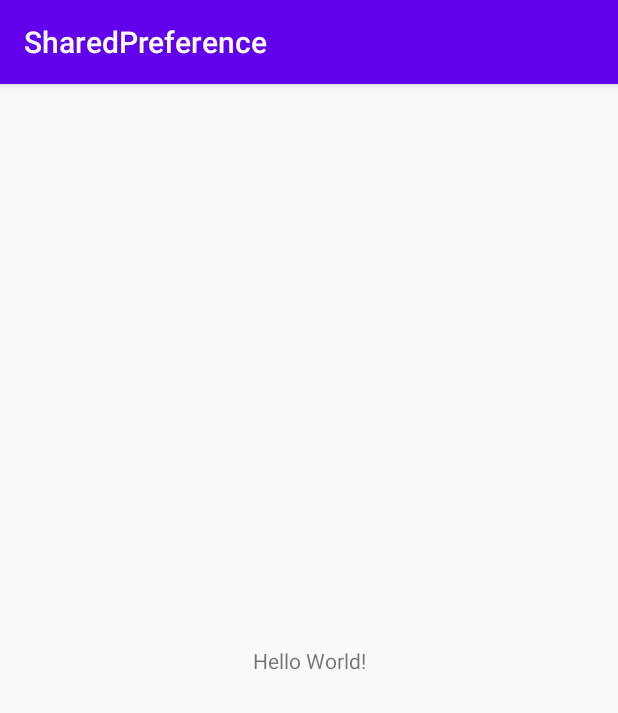
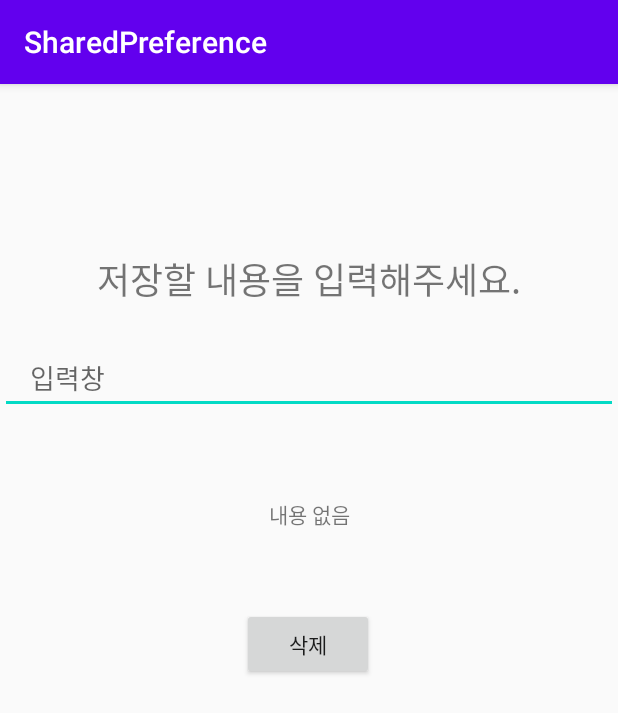
Before and after one commit to HanYeop/AndroidStudio-Practice, an Android app: the screen it shows after launch (MainActivity), on a phone screen of 412 x 824 dp. Shown: the top 713 px of the screen. Run offline under Robolectric (Android 15) with nearby library versions, the phone set to English and light mode, and no system bars.

Commit message:
테스트 완료

```diff
--- a/SharedPreference/app/src/main/java/org/techtown/sharedpreference/MainActivity.kt
+++ b/SharedPreference/app/src/main/java/org/techtown/sharedpreference/MainActivity.kt
@@ -2,11 +2,51 @@ package org.techtown.sharedpreference
 
 import androidx.appcompat.app.AppCompatActivity
 import android.os.Bundle
+import android.text.Editable
+import android.text.TextWatcher
+import androidx.core.widget.addTextChangedListener
+import kotlinx.android.synthetic.main.activity_main.*
 
 class MainActivity : AppCompatActivity() {
     override fun onCreate(savedInstanceState: Bundle?) {
         super.onCreate(savedInstanceState)
         setContentView(R.layout.activity_main)
 
+        // 모드 0 = Context.MODE_PRIVATE
+        val pref = this.getPreferences(0)
+//        val pref = this.getSharedPreferences("a",0) // 여러개 쓸때
+        val editor = pref.edit()
+
+        // Save 키를 가진 값 불러옴
+        textView2.text = pref.getString("Save","내용 없음")
+
+        // Save 키를 가진 값 삭제
+        button.setOnClickListener {
+            editor.remove("Save").apply()
+            textView2.text = pref.getString("Save","저장된 값 없음")
+        }
+
+        editText.addTextChangedListener(object : TextWatcher{
+            // 입력 후에 작동
+            override fun afterTextChanged(p0: Editable?) {
+                // 텍스트가 바뀌면 Save 키에 값 넣음
+                editor.putString("Save",editText.text.toString()).apply()
+                // Save 키를 가진 값 불러옴
+                textView2.text = pref.getString("Save","내용 없음")
+            }
+
+            // 입력 전에 작동
+            override fun beforeTextChanged(p0: CharSequence?, p1: Int, p2: Int, p3: Int) {
+
+            }
+
+            // 텍스트 변화 시 작동
+            override fun onTextChanged(p0: CharSequence?, p1: Int, p2: Int, p3: Int) {
+
+            }
+        })
+
+
+
     }
 }
--- a/SharedPreference/app/src/main/res/layout/activity_main.xml
+++ b/SharedPreference/app/src/main/res/layout/activity_main.xml
@@ -7,12 +7,49 @@
     tools:context=".MainActivity">
 
     <TextView
+        android:id="@+id/textView"
         android:layout_width="wrap_content"
         android:layout_height="wrap_content"
-        android:text="Hello World!"
-        app:layout_constraintBottom_toBottomOf="parent"
-        app:layout_constraintLeft_toLeftOf="parent"
-        app:layout_constraintRight_toRightOf="parent"
+        android:layout_marginTop="112dp"
+        android:text="저장할 내용을 입력해주세요."
+        app:layout_constraintEnd_toEndOf="parent"
+        android:textSize="24sp"
+        app:layout_constraintHorizontal_bias="0.498"
+        app:layout_constraintStart_toStartOf="parent"
         app:layout_constraintTop_toTopOf="parent" />
 
+    <EditText
+        android:id="@+id/editText"
+        android:layout_width="match_parent"
+        android:layout_height="wrap_content"
+        android:layout_marginTop="24dp"
+        android:inputType="textPersonName"
+        android:hint="입력창"
+        android:paddingStart="20dp"
+        app:layout_constraintEnd_toEndOf="parent"
+        app:layout_constraintHorizontal_bias="0.497"
+        app:layout_constraintStart_toStartOf="parent"
+        app:layout_constraintTop_toBottomOf="@+id/textView"
+        android:paddingLeft="20dp" />
+
+    <TextView
+        android:id="@+id/textView2"
+        android:layout_width="wrap_content"
+        android:layout_height="wrap_content"
+        android:layout_marginTop="56dp"
+        android:text="저장된 텍스트"
+        app:layout_constraintEnd_toEndOf="parent"
+        app:layout_constraintStart_toStartOf="parent"
+        app:layout_constraintTop_toBottomOf="@+id/editText" />
+
+    <Button
+        android:id="@+id/button"
+        android:layout_width="wrap_content"
+        android:layout_height="wrap_content"
+        android:layout_marginTop="52dp"
+        android:text="삭제"
+        app:layout_constraintEnd_toEndOf="parent"
+        app:layout_constraintHorizontal_bias="0.498"
+        app:layout_constraintStart_toStartOf="parent"
+        app:layout_constraintTop_toBottomOf="@+id/textView2" />
 </androidx.constraintlayout.widget.ConstraintLayout>
```
